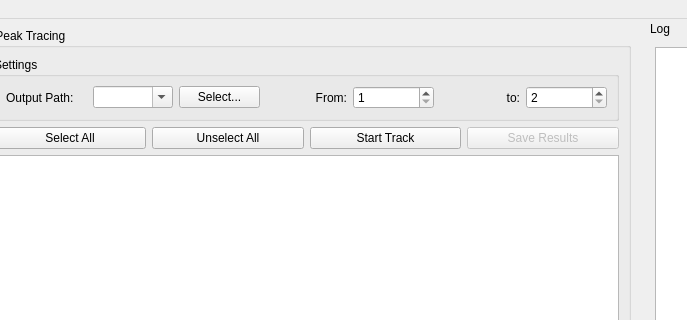
Qt form RetrospectiveAnalysis/src/uic/ra_main_window.ui (EzekielDaun/biosensors) before a commit; both pictures show x 360 to 1047 and y 0 to 320 of the 1280 by 720 pixel window.
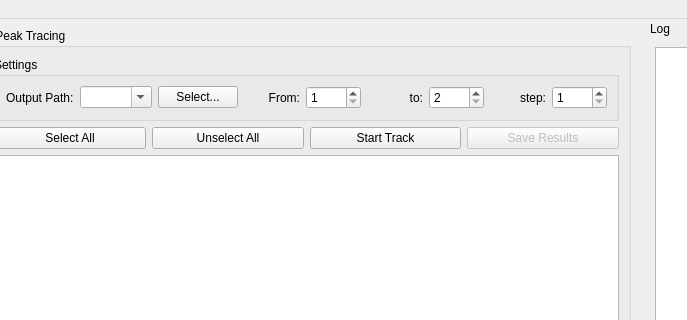
The same form after that commit.

Commit message: RA: add step function to peak tracking

Diff of the .ui file:
```diff
--- a/RetrospectiveAnalysis/src/uic/ra_main_window.ui
+++ b/RetrospectiveAnalysis/src/uic/ra_main_window.ui
@@ -435,6 +435,23 @@
              </property>
             </widget>
            </item>
+           <item>
+            <widget class="QLabel" name="label_14">
+             <property name="text">
+              <string>step:</string>
+             </property>
+             <property name="alignment">
+              <set>Qt::AlignRight|Qt::AlignTrailing|Qt::AlignVCenter</set>
+             </property>
+            </widget>
+           </item>
+           <item>
+            <widget class="QSpinBox" name="peakTracingStepSpinBox">
+             <property name="minimum">
+              <number>1</number>
+             </property>
+            </widget>
+           </item>
           </layout>
          </widget>
         </item>
```
The commit also changes 2 other files.
